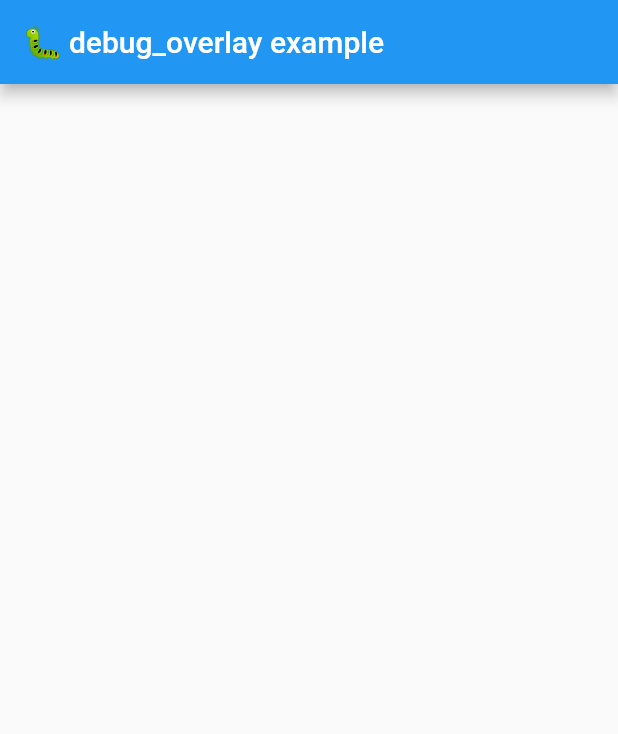
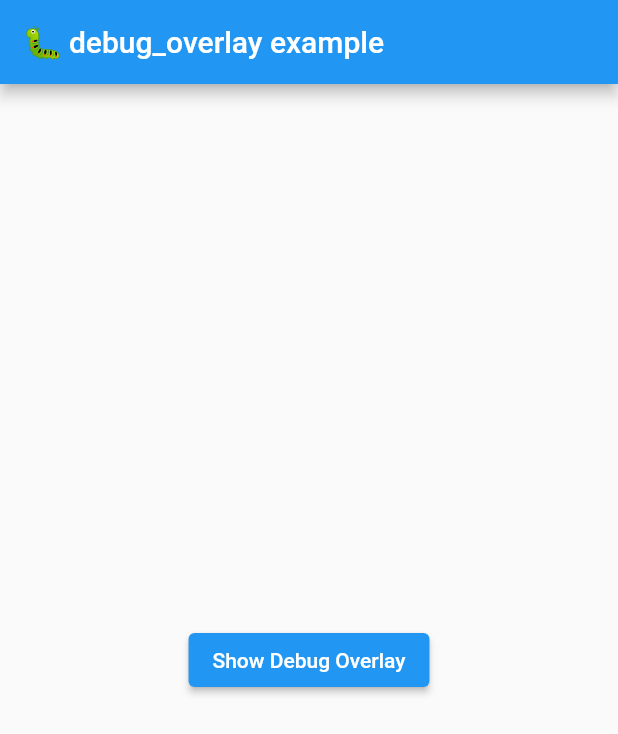
Before and after one commit to JonasWanke/debug_overlay, a Flutter app: the screen it shows after launch, on a phone screen of 412 x 824 dp. Shown: the top 734 px of the screen. Run offline on Flutter 3.47's test engine with Material 2 defaults, Android fonts, the phone set to English and light mode, and no system bars; our stand-ins replace device_info_plus, package_info_plus, supercharged; missing offline and left inert: black_hole_flutter, data_size, device_info_plus_platform_interface, shake.

Commit message:
feat: make DebugOverlay.builder customizable; add .show()

```diff
--- a/example/lib/main.dart
+++ b/example/lib/main.dart
@@ -8,7 +8,7 @@ class MyApp extends StatelessWidget {
   Widget build(BuildContext context) {
     return MaterialApp(
       title: '🐛 debug_overlay example',
-      builder: DebugOverlay.builder,
+      builder: DebugOverlay.builder(showOnShake: false),
       home: HomePage(),
     );
   }
@@ -19,6 +19,12 @@ class HomePage extends StatelessWidget {
   Widget build(BuildContext context) {
     return Scaffold(
       appBar: AppBar(title: Text('🐛 debug_overlay example')),
+      body: Center(
+        child: ElevatedButton(
+          onPressed: DebugOverlay.show,
+          child: Text('Show Debug Overlay'),
+        ),
+      ),
     );
   }
 }
--- a/lib/src/debug_overlay.dart
+++ b/lib/src/debug_overlay.dart
@@ -7,16 +7,11 @@ import 'helpers/media_query.dart';
 import 'helpers/package_info.dart';
 
 class DebugOverlay extends StatefulWidget {
-  const DebugOverlay({
+  DebugOverlay({
     required this.child,
     this.showOnShake = true,
     this.enableOpenDragGesture = false,
-  });
-
-  final Widget? child;
-
-  final bool showOnShake;
-  final bool enableOpenDragGesture;
+  }) : super(key: DebugOverlayState.key);
 
   static final helpers = ValueNotifier<List<Widget>>([
     DeviceInfoDebugHelper(),
@@ -28,29 +23,60 @@ class DebugOverlay extends StatefulWidget {
     helpers.value = [...helpers.value, debugHelper];
   }
 
-  static TransitionBuilder get builder {
+  static TransitionBuilder builder({
+    bool showOnShake = true,
+    bool enableOpenDragGesture = false,
+  }) {
     return (context, child) {
-      return DebugOverlay(child: child);
+      return DebugOverlay(
+        child: child,
+        showOnShake: showOnShake,
+        enableOpenDragGesture: enableOpenDragGesture,
+      );
     };
   }
+
+  static void show() => DebugOverlayState.key.currentState!.show();
+
+  final Widget? child;
+
+  final bool showOnShake;
+  final bool enableOpenDragGesture;
 
   @override
   DebugOverlayState createState() => DebugOverlayState();
 }
 
 class DebugOverlayState extends State<DebugOverlay> {
+  static final key = GlobalKey<DebugOverlayState>();
   final _scaffoldKey = GlobalKey<ScaffoldState>();
 
-  late final ShakeDetector? _shakeDetector;
+  ShakeDetector? _shakeDetector;
 
   @override
   void initState() {
     super.initState();
-    if (widget.showOnShake) {
-      _shakeDetector = ShakeDetector.autoStart(onPhoneShake: () {
-        _scaffoldKey.currentState!.openEndDrawer();
-      });
+    if (widget.showOnShake) _configureShakeDetector();
+  }
+
+  @override
+  void didUpdateWidget(DebugOverlay oldWidget) {
+    super.didUpdateWidget(oldWidget);
+    if (!oldWidget.showOnShake && widget.showOnShake) {
+      _configureShakeDetector();
+    } else if (oldWidget.showOnShake && !widget.showOnShake) {
+      _shakeDetector?.stopListening();
+      _shakeDetector = null;
     }
+  }
+
+  void _configureShakeDetector() {
+    assert(widget.showOnShake);
+    assert(_shakeDetector == null);
+
+    _shakeDetector = ShakeDetector.autoStart(onPhoneShake: () {
+      show();
+    });
   }
 
   @override
@@ -59,12 +85,23 @@ class DebugOverlayState extends State<DebugOverlay> {
     super.dispose();
   }
 
+  void show() => _scaffoldKey.currentState!.openEndDrawer();
+
   @override
   Widget build(BuildContext context) {
     return Scaffold(
       key: _scaffoldKey,
       body: widget.child,
-      endDrawer: Drawer(child: DebugOverlayContent()),
+      endDrawer: Drawer(
+        child: HeroControllerScope.none(
+          child: Navigator(
+            onGenerateRoute: (settings) => MaterialPageRoute<void>(
+              settings: settings,
+              builder: (context) => DebugOverlayContent(),
+            ),
+          ),
+        ),
+      ),
       endDrawerEnableOpenDragGesture: widget.enableOpenDragGesture,
     );
   }
```
